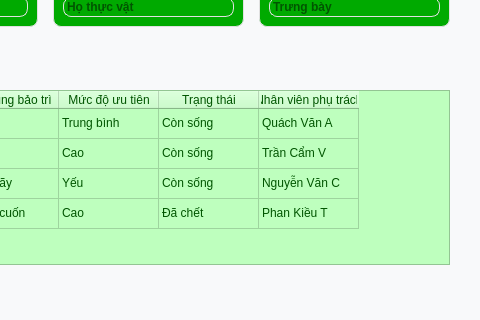
This is CSDL_doan/chinh(2).ui in chammtnk25411/CSDL_QLCX as Qt 5 draws it before an edit; both pictures show x 630 to 1110 and y 177 to 497 of the 1110 by 700 pixel window. The edited form follows.
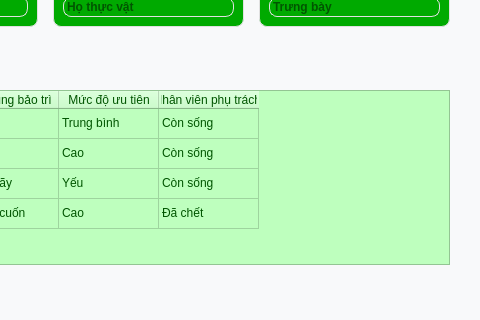
This is the edited form. Icons and pictures are not drawn.

The edit to the form file:
```diff
--- a/CSDL_doan/chinh(2).ui
+++ b/CSDL_doan/chinh(2).ui
@@ -627,12 +627,7 @@
          </column>
          <column>
           <property name="text">
-           <string>Trạng thái</string>
-          </property>
-         </column>
-         <column>
-          <property name="text">
-           <string>Nhân viên phụ trách</string>
+           <string>Nhân viên phụ trách </string>
           </property>
          </column>
          <item row="0" column="0">
@@ -665,11 +660,6 @@
            <string>Còn sống</string>
           </property>
          </item>
-         <item row="0" column="6">
-          <property name="text">
-           <string>Quách Văn A</string>
-          </property>
-         </item>
          <item row="1" column="0">
           <property name="text">
            <string>BT0002</string>
@@ -700,11 +690,6 @@
            <string>Còn sống</string>
           </property>
          </item>
-         <item row="1" column="6">
-          <property name="text">
-           <string>Trần Cẩm V</string>
-          </property>
-         </item>
          <item row="2" column="0">
           <property name="text">
            <string>BT0003</string>
@@ -735,11 +720,6 @@
            <string>Còn sống</string>
           </property>
          </item>
-         <item row="2" column="6">
-          <property name="text">
-           <string>Nguyễn Văn C </string>
-          </property>
-         </item>
          <item row="3" column="0">
           <property name="text">
            <string>BT0004</string>
@@ -770,11 +750,6 @@
            <string>Đã chết  </string>
           </property>
          </item>
-         <item row="3" column="6">
-          <property name="text">
-           <string>Phan Kiều T </string>
-          </property>
-         </item>
         </widget>
        </item>
        <item>
```
